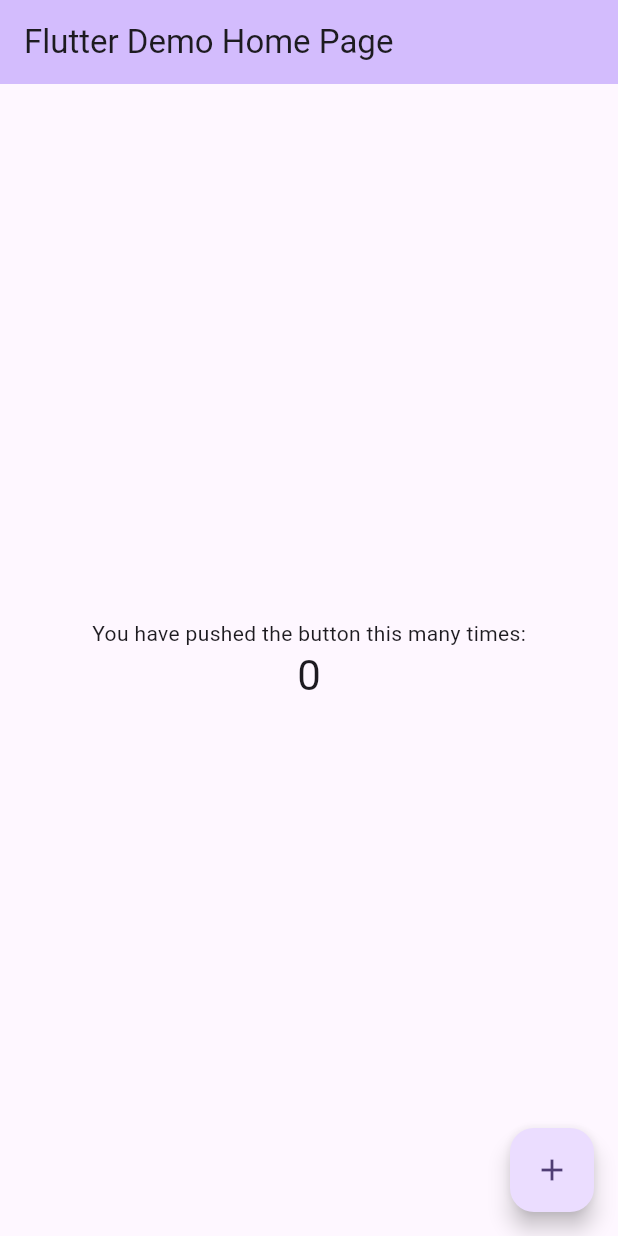
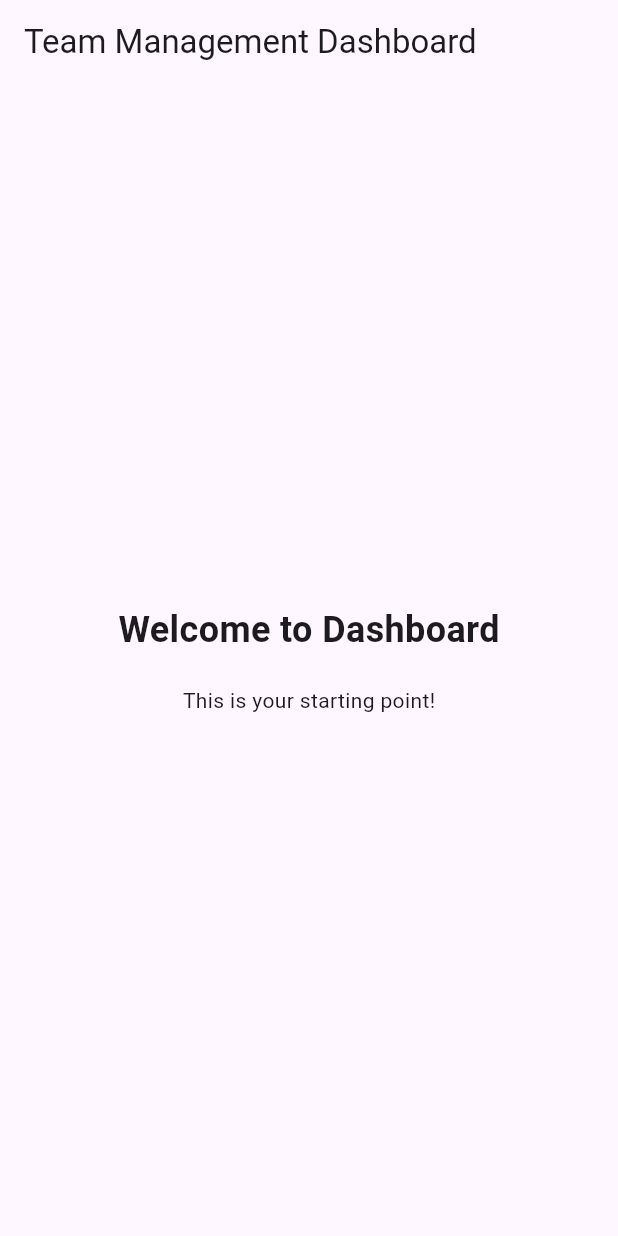
Before and after one commit to JMcoderr/Team-Management-App, a Flutter app: the screen it shows after launch, on a phone screen of 412 x 824 dp. Run offline on Flutter 3.47's test engine with Material 3 defaults, Android fonts, the phone set to English and light mode, and no system bars.

Commit message:
#Dashboard Create dashboard page layout

```diff
--- a/team_management_app_dev/lib/main.dart
+++ b/team_management_app_dev/lib/main.dart
@@ -5,117 +5,47 @@ void main() {
 }
 
 class MyApp extends StatelessWidget {
-  const MyApp({super.key});
+  const MyApp({Key? key}) : super(key: key);
 
-  // This widget is the root of your application.
   @override
   Widget build(BuildContext context) {
     return MaterialApp(
-      title: 'Flutter Demo',
+      title: 'Team Management App',
       theme: ThemeData(
-        // This is the theme of your application.
-        //
-        // TRY THIS: Try running your application with "flutter run". You'll see
-        // the application has a purple toolbar. Then, without quitting the app,
-        // try changing the seedColor in the colorScheme below to Colors.green
-        // and then invoke "hot reload" (save your changes or press the "hot
-        // reload" button in a Flutter-supported IDE, or press "r" if you used
-        // the command line to start the app).
-        //
-        // Notice that the counter didn't reset back to zero; the application
-        // state is not lost during the reload. To reset the state, use hot
-        // restart instead.
-        //
-        // This works for code too, not just values: Most code changes can be
-        // tested with just a hot reload.
-        colorScheme: .fromSeed(seedColor: Colors.deepPurple),
+        primarySwatch: Colors.blue,
+        useMaterial3: true,
       ),
-      home: const MyHomePage(title: 'Flutter Demo Home Page'),
+      home: const DashboardPage(),
     );
   }
 }
 
-class MyHomePage extends StatefulWidget {
-  const MyHomePage({super.key, required this.title});
-
-  // This widget is the home page of your application. It is stateful, meaning
-  // that it has a State object (defined below) that contains fields that affect
-  // how it looks.
-
-  // This class is the configuration for the state. It holds the values (in this
-  // case the title) provided by the parent (in this case the App widget) and
-  // used by the build method of the State. Fields in a Widget subclass are
-  // always marked "final".
-
-  final String title;
+class DashboardPage extends StatefulWidget {
+  const DashboardPage({Key? key}) : super(key: key);
 
   @override
-  State<MyHomePage> createState() => _MyHomePageState();
+  State<DashboardPage> createState() => _DashboardPageState();
 }
 
-class _MyHomePageState extends State<MyHomePage> {
-  int _counter = 0;
-
-  void _incrementCounter() {
-    setState(() {
-      // This call to setState tells the Flutter framework that something has
-      // changed in this State, which causes it to rerun the build method below
-      // so that the display can reflect the updated values. If we changed
-      // _counter without calling setState(), then the build method would not be
-      // called again, and so nothing would appear to happen.
-      _counter++;
-    });
-  }
-
+class _DashboardPageState extends State<DashboardPage> {
   @override
   Widget build(BuildContext context) {
-    // This method is rerun every time setState is called, for instance as done
-    // by the _incrementCounter method above.
-    //
-    // The Flutter framework has been optimized to make rerunning build methods
-    // fast, so that you can just rebuild anything that needs updating rather
-    // than having to individually change instances of widgets.
     return Scaffold(
       appBar: AppBar(
-        // TRY THIS: Try changing the color here to a specific color (to
-        // Colors.amber, perhaps?) and trigger a hot reload to see the AppBar
-        // change color while the other colors stay the same.
-        backgroundColor: Theme.of(context).colorScheme.inversePrimary,
-        // Here we take the value from the MyHomePage object that was created by
-        // the App.build method, and use it to set our appbar title.
-        title: Text(widget.title),
+        title: const Text('Team Management Dashboard'),
       ),
       body: Center(
-        // Center is a layout widget. It takes a single child and positions it
-        // in the middle of the parent.
         child: Column(
-          // Column is also a layout widget. It takes a list of children and
-          // arranges them vertically. By default, it sizes itself to fit its
-          // children horizontally, and tries to be as tall as its parent.
-          //
-          // Column has various properties to control how it sizes itself and
-          // how it positions its children. Here we use mainAxisAlignment to
-          // center the children vertically; the main axis here is the vertical
-          // axis because Columns are vertical (the cross axis would be
-          // horizontal).
-          //
-          // TRY THIS: Invoke "debug painting" (choose the "Toggle Debug Paint"
-          // action in the IDE, or press "p" in the console), to see the
-          // wireframe for each widget.
-          mainAxisAlignment: .center,
-          children: [
-            const Text('You have pushed the button this many times:'),
+          mainAxisAlignment: MainAxisAlignment.center,
+          children: const [
             Text(
-              '$_counter',
-              style: Theme.of(context).textTheme.headlineMedium,
+              'Welcome to Dashboard',
+              style: TextStyle(fontSize: 24, fontWeight: FontWeight.bold),
             ),
+            SizedBox(height: 20),
+            Text('This is your starting point!'),
           ],
         ),
-      ),
-      floatingActionButton: FloatingActionButton(
-        onPressed: _incrementCounter,
-        tooltip: 'Increment',
-        child: const Icon(Icons.add),
       ),
     );
   }
```
